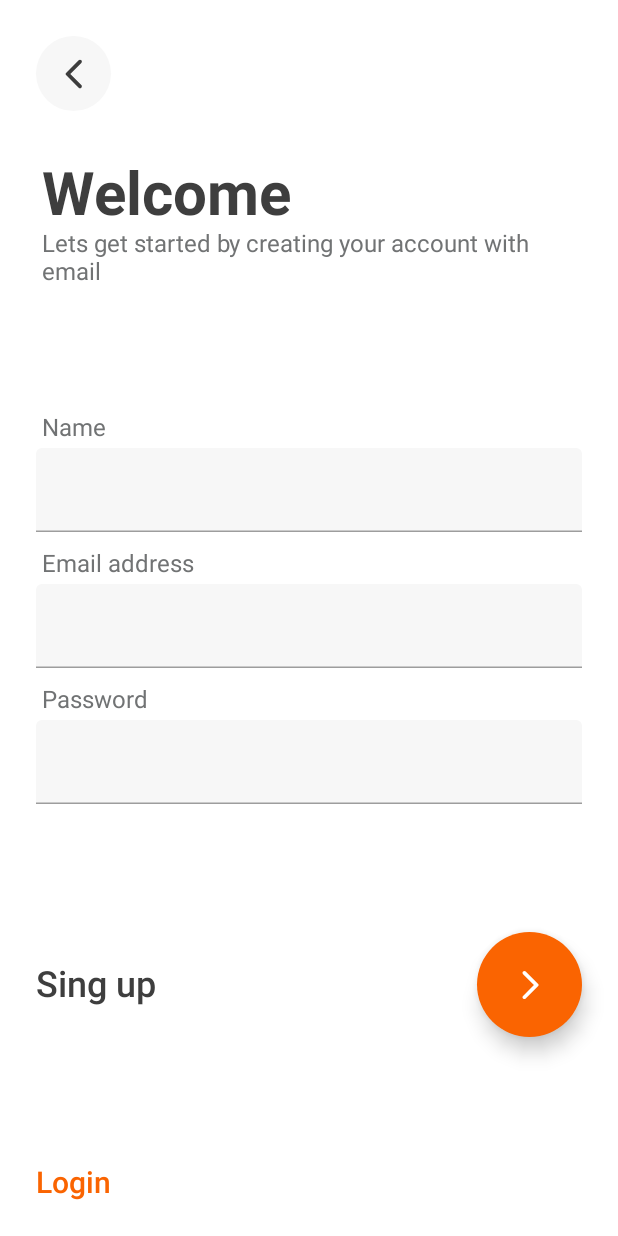
After one commit to Hiten24/Compose-Ui-Templates, an Android app built with Jetpack Compose: the SignupScreen screen opened through its navigation route, on a phone screen of 412 x 824 dp. The commit adds this screen. Run offline under Robolectric (Android 15) with nearby library versions, the phone set to English and light mode, and no system bars.

Commit message:
added login-signup ui

```diff
--- a/app/src/main/java/com/example/composeuitemplates/MainActivity.kt
+++ b/app/src/main/java/com/example/composeuitemplates/MainActivity.kt
@@ -3,6 +3,7 @@ package com.example.composeuitemplates
 import android.os.Bundle
 import androidx.activity.ComponentActivity
 import androidx.activity.compose.setContent
+import androidx.compose.foundation.ExperimentalFoundationApi
 import androidx.compose.material.ExperimentalMaterialApi
 import androidx.compose.material.MaterialTheme
 import androidx.compose.material.Surface
@@ -11,6 +12,7 @@ import com.example.composeuitemplates.mainscreen.Navigation
 import com.example.composeuitemplates.ui.theme.ComposeUiTempletesTheme
 
 class MainActivity : ComponentActivity() {
+    @ExperimentalFoundationApi
     @ExperimentalMaterialApi
     override fun onCreate(savedInstanceState: Bundle?) {
         super.onCreate(savedInstanceState)
--- a/app/src/main/java/com/example/composeuitemplates/mainscreen/MainScreen.kt
+++ b/app/src/main/java/com/example/composeuitemplates/mainscreen/MainScreen.kt
@@ -20,7 +20,8 @@ data class ScreenNames(
 val screens = listOf(
     ScreenNames("Chat Screen", Screen.ChatScreen.route),
     ScreenNames("Profile Screen", Screen.ProfileScreen.route),
-    ScreenNames("Ecommerce Ui", Screen.EcommerceScreen.route)
+    ScreenNames("Ecommerce Ui", Screen.EcommerceScreen.route),
+    ScreenNames("Login Signup", Screen.SignupScreen.route)
 )
 
 @ExperimentalMaterialApi
--- a/app/src/main/java/com/example/composeuitemplates/mainscreen/Navigation.kt
+++ b/app/src/main/java/com/example/composeuitemplates/mainscreen/Navigation.kt
@@ -1,16 +1,21 @@
 package com.example.composeuitemplates.mainscreen
 
+import androidx.compose.foundation.ExperimentalFoundationApi
 import androidx.compose.material.ExperimentalMaterialApi
 import androidx.compose.runtime.Composable
 import androidx.navigation.NavHostController
+import androidx.navigation.NavType
 import androidx.navigation.compose.NavHost
 import androidx.navigation.compose.composable
+import androidx.navigation.navArgument
 import com.example.composeuitemplates.presentation.chat_ui.ChatScreen
-import com.example.composeuitemplates.presentation.profile_ui.ProfileScreen
 import com.example.composeuitemplates.presentation.ecommerce_ui.EcommerceHomeScreen
 import com.example.composeuitemplates.presentation.ecommerce_ui.ProductScreen
-import com.example.composeuitemplates.presentation.ecommerce_ui.data.Product
+import com.example.composeuitemplates.presentation.login_signup_ui.LoginScreen
+import com.example.composeuitemplates.presentation.login_signup_ui.SignupScreen
+import com.example.composeuitemplates.presentation.profile_ui.ProfileScreen
 
+@ExperimentalFoundationApi
 @ExperimentalMaterialApi
 @Composable
 fun Navigation(navController: NavHostController){
@@ -31,6 +36,7 @@ fun Navigation(navController: NavHostController){
         composable(route = Screen.EcommerceScreen.route) {
             EcommerceHomeScreen(navController = navController)
         }
+
         composable(
             route = Screen.EcommerceProductScreen.route + "/{productId}",
             arguments = listOf(
@@ -42,5 +48,13 @@ fun Navigation(navController: NavHostController){
             val id = it.arguments?.getInt("productId")
             ProductScreen(navController, id!!)
         }
+
+        composable(route = Screen.SignupScreen.route) {
+            SignupScreen(navController = navController)
+        }
+
+        composable(route = Screen.LoginScreen.route) {
+            LoginScreen(navController = navController)
+        }
     }
 }
--- a/app/src/main/java/com/example/composeuitemplates/mainscreen/Screen.kt
+++ b/app/src/main/java/com/example/composeuitemplates/mainscreen/Screen.kt
@@ -6,4 +6,6 @@ sealed class Screen(val route: String) {
     object ProfileScreen: Screen("Profile_screen")
     object EcommerceScreen: Screen("ecommerce_screen")
     object EcommerceProductScreen: Screen("ecommerce_product_screen")
+    object SignupScreen: Screen("signup_screen")
+    object LoginScreen: Screen("login_screen")
 }
--- /dev/null
+++ b/app/src/main/java/com/example/composeuitemplates/presentation/login_signup_ui/SignupScreen.kt
@@ -0,0 +1,63 @@
+package com.example.composeuitemplates.presentation.login_signup_ui
+
+import androidx.compose.foundation.background
+import androidx.compose.foundation.layout.*
+import androidx.compose.runtime.Composable
+import androidx.compose.runtime.mutableStateOf
+import androidx.compose.ui.Modifier
+import androidx.compose.ui.graphics.Color
+import androidx.compose.ui.tooling.preview.Preview
+import androidx.compose.ui.unit.dp
+import androidx.navigation.NavController
+import com.example.composeuitemplates.R
+import com.example.composeuitemplates.mainscreen.Screen
+import com.example.composeuitemplates.presentation.login_signup_ui.components.*
+
+val name = mutableStateOf("")
+val email = mutableStateOf("")
+val password = mutableStateOf("")
+
+@Composable
+fun SignupScreen(
+    navController: NavController? = null
+) {
+    Column(
+        modifier = Modifier
+            .fillMaxSize()
+            .background(Color.White)
+            .padding(24.dp),
+        verticalArrangement = Arrangement.SpaceBetween
+    ) {
+        Column {
+            BackButton(R.drawable.ic_round_arrow_back, null) {
+                navController?.navigateUp()
+            }
+            Spacer(modifier = Modifier.height(32.dp))
+            TitleSection("Welcome", "Lets get started by creating your account with email")
+        }
+        SignupSection("Name", "Email address", "Password")
+        ContinueButtonSection("Sing up", R.drawable.ic_round_arrow_forward, null)
+        RedirectSection("Login")  { navController?.navigate(Screen.LoginScreen.route) }
+    }
+}
+
+@Composable
+fun SignupSection(
+    hintName: String,
+    hintEmail: String,
+    hintPassword: String
+) {
+    Column {
+        SignupTextField(name.value, {name.value = it },"",hintName)
+        Spacer(modifier = Modifier.height(12.dp))
+        SignupTextField(email.value, { email.value = it }, "",hintEmail)
+        Spacer(modifier = Modifier.height(12.dp))
+        SignupTextField(password.value, { password.value = it } ,"",hintPassword)
+    }
+}
+
+@Preview
+@Composable
+fun Preview() {
+    SignupScreen()
+}
--- /dev/null
+++ b/app/src/main/java/com/example/composeuitemplates/presentation/login_signup_ui/components/Components.kt
@@ -0,0 +1,140 @@
+package com.example.composeuitemplates.presentation.login_signup_ui.components
+
+import androidx.compose.foundation.background
+import androidx.compose.foundation.clickable
+import androidx.compose.foundation.layout.*
+import androidx.compose.foundation.shape.CircleShape
+import androidx.compose.material.*
+import androidx.compose.runtime.Composable
+import androidx.compose.ui.Alignment
+import androidx.compose.ui.Modifier
+import androidx.compose.ui.graphics.Color
+import androidx.compose.ui.res.painterResource
+import androidx.compose.ui.text.font.FontWeight
+import androidx.compose.ui.unit.dp
+import androidx.compose.ui.unit.sp
+import com.example.composeuitemplates.presentation.login_signup_ui.data.primaryColor
+import com.example.composeuitemplates.presentation.login_signup_ui.data.textLightColor
+import com.example.composeuitemplates.presentation.login_signup_ui.data.textWhite
+
+@Composable
+fun BackButton(
+    icon: Int,
+    iconDescription: String?,
+    onClick: () -> Unit
+) {
+    Box(
+        modifier = Modifier
+            .size(50.dp)
+            .background(textWhite, CircleShape)
+            .clickable(onClick = onClick),
+        contentAlignment = Alignment.Center
+    ) {
+        Icon(
+            painter = painterResource(id = icon),
+            contentDescription = iconDescription
+        )
+    }
+}
+
+@Composable
+fun TitleSection(
+    title: String,
+    description: String
+) {
+    Column(
+        modifier = Modifier.padding(start = 4.dp)
+    ) {
+        Text(
+            text = title,
+            fontSize = 40.sp,
+            fontWeight = FontWeight.Bold,
+        )
+        Text(text = description, color = textLightColor, fontSize = 16.sp)
+    }
+}
+
+@Composable
+fun SignupTextField(
+    value: String,
+    onValueChange: (String) -> Unit,
+    hint: String,
+    hintTitle: String,
+) {
+    Column{
+        Text(text = hintTitle, modifier = Modifier.padding(start = 4.dp, bottom = 4.dp), color = textLightColor)
+        TextField(
+            value = value,
+            onValueChange = onValueChange,
+            placeholder = {
+                Text(text = hint)
+            },
+            colors = TextFieldDefaults.textFieldColors(
+                backgroundColor = textWhite,
+                focusedIndicatorColor = primaryColor
+            ),
+            modifier = Modifier.fillMaxWidth(),
+        )
+    }
+}
+
+@Composable
+fun ContinueButtonSection(
+    text: String,
+    icon: Int,
+    iconDescription: String?
+) {
+    Row(
+        modifier = Modifier
+            .fillMaxWidth(),
+        verticalAlignment = Alignment.CenterVertically,
+        horizontalArrangement = Arrangement.SpaceBetween
+    ) {
+        Text(
+            text = text,
+            fontSize = 24.sp,
+            fontWeight = FontWeight.SemiBold
+        )
+        Surface(
+            color = primaryColor,
+            shape = CircleShape,
+            elevation = 8.dp
+        ) {
+            Box(
+                modifier = Modifier
+                    .size(70.dp),
+                contentAlignment = Alignment.Center
+            ) {
+                Icon(
+                    painter = painterResource(id = icon),
+                    contentDescription = iconDescription,
+                    tint = Color.White
+                )
+            }
+        }
+    }
+}
+
+@Composable
+fun RedirectSection(
+    text: String,
+    isForgotPassword: Boolean = false,
+    onClick: () -> Unit
+) {
+    Row(
+        modifier = Modifier.fillMaxWidth(),
+        horizontalArrangement = Arrangement.SpaceBetween,
+        verticalAlignment = Alignment.CenterVertically
+    ) {
+        Text(
+            text = text,
+            fontSize = 20.sp,
+            fontWeight = FontWeight.SemiBold,
+            color = primaryColor,
+            modifier = Modifier.clickable(onClick = onClick)
+        )
+        if(isForgotPassword) {
+            Text(text = "Forget password?", fontSize = 16.sp)
+        }
+    }
+}
--- /dev/null
+++ b/app/src/main/java/com/example/composeuitemplates/presentation/login_signup_ui/data/Colors.kt
@@ -0,0 +1,8 @@
+package com.example.composeuitemplates.presentation.login_signup_ui.data
+
+import androidx.compose.ui.graphics.Color
+
+val primaryColor = Color(0xFFFA6401)
+val textDarkColor = Color(0xFF333333)
+val textLightColor = Color(0xFF717374)
+val textWhite = Color(0xFFF7F7F7)
--- /dev/null
+++ b/app/src/main/res/drawable/ic_round_arrow_back.xml
@@ -0,0 +1,10 @@
+<vector xmlns:android="http://schemas.android.com/apk/res/android"
+    android:width="24dp"
+    android:height="24dp"
+    android:viewportWidth="24"
+    android:viewportHeight="24"
+    android:tint="?attr/colorControlNormal">
+  <path
+      android:fillColor="@android:color/white"
+      android:pathData="M16.88,2.88L16.88,2.88c-0.49,-0.49 -1.28,-0.49 -1.77,0l-8.41,8.41c-0.39,0.39 -0.39,1.02 0,1.41l8.41,8.41c0.49,0.49 1.28,0.49 1.77,0l0,0c0.49,-0.49 0.49,-1.28 0,-1.77L9.54,12l7.35,-7.35C17.37,4.16 17.37,3.37 16.88,2.88z"/>
+</vector>
--- /dev/null
+++ b/app/src/main/res/drawable/ic_round_arrow_forward.xml
@@ -0,0 +1,11 @@
+<vector xmlns:android="http://schemas.android.com/apk/res/android"
+    android:width="24dp"
+    android:height="24dp"
+    android:viewportWidth="24"
+    android:viewportHeight="24"
+    android:tint="?attr/colorControlNormal"
+    android:autoMirrored="true">
+  <path
+      android:fillColor="@android:color/white"
+      android:pathData="M7.38,21.01c0.49,0.49 1.28,0.49 1.77,0l8.31,-8.31c0.39,-0.39 0.39,-1.02 0,-1.41L9.15,2.98c-0.49,-0.49 -1.28,-0.49 -1.77,0s-0.49,1.28 0,1.77L14.62,12l-7.25,7.25c-0.48,0.48 -0.48,1.28 0.01,1.76z"/>
+</vector>
```
Also changed, not shown: app/src/main/java/com/example/composeuitemplates/presentation/login_signup_ui/LoginScreen.kt (added, +93 -0 lines), app/src/main/res/drawable/apple.png (added), app/src/main/res/drawable/facebook.png (added), app/src/main/res/drawable/google.png (added).
